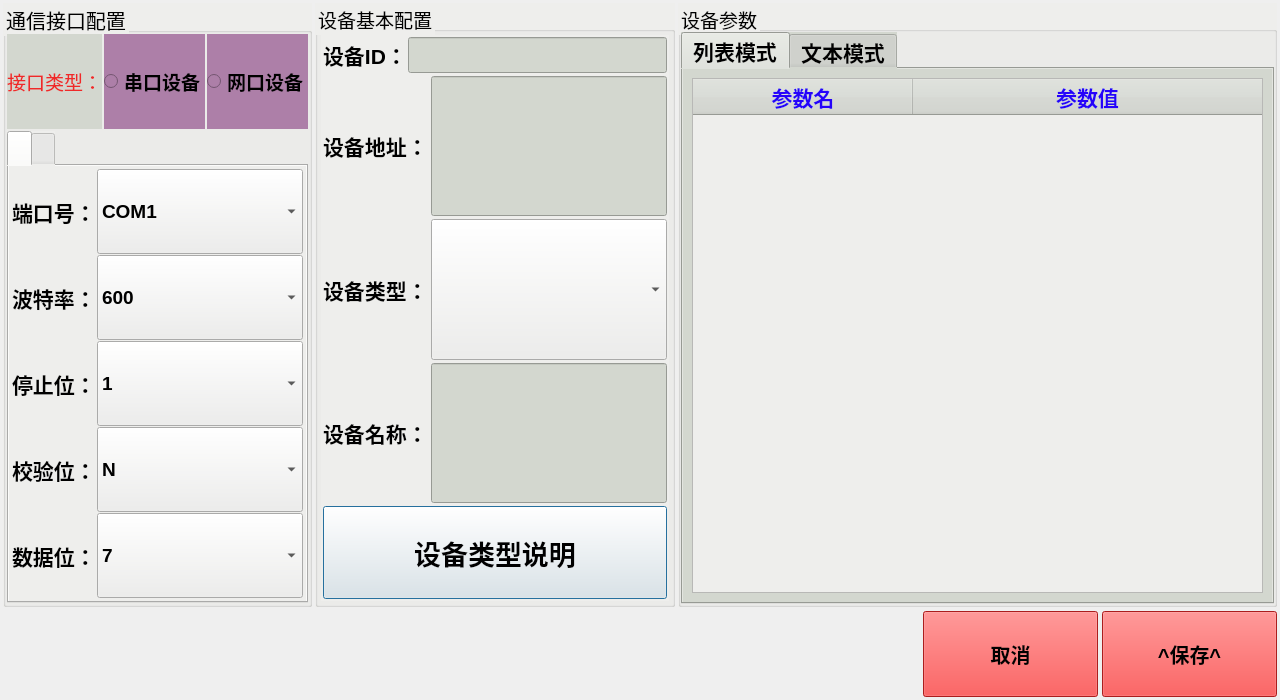
This is qt-app-master/devedit.ui in aa123Eason/workcode as Qt 5 draws it before an edit. The edited form follows.
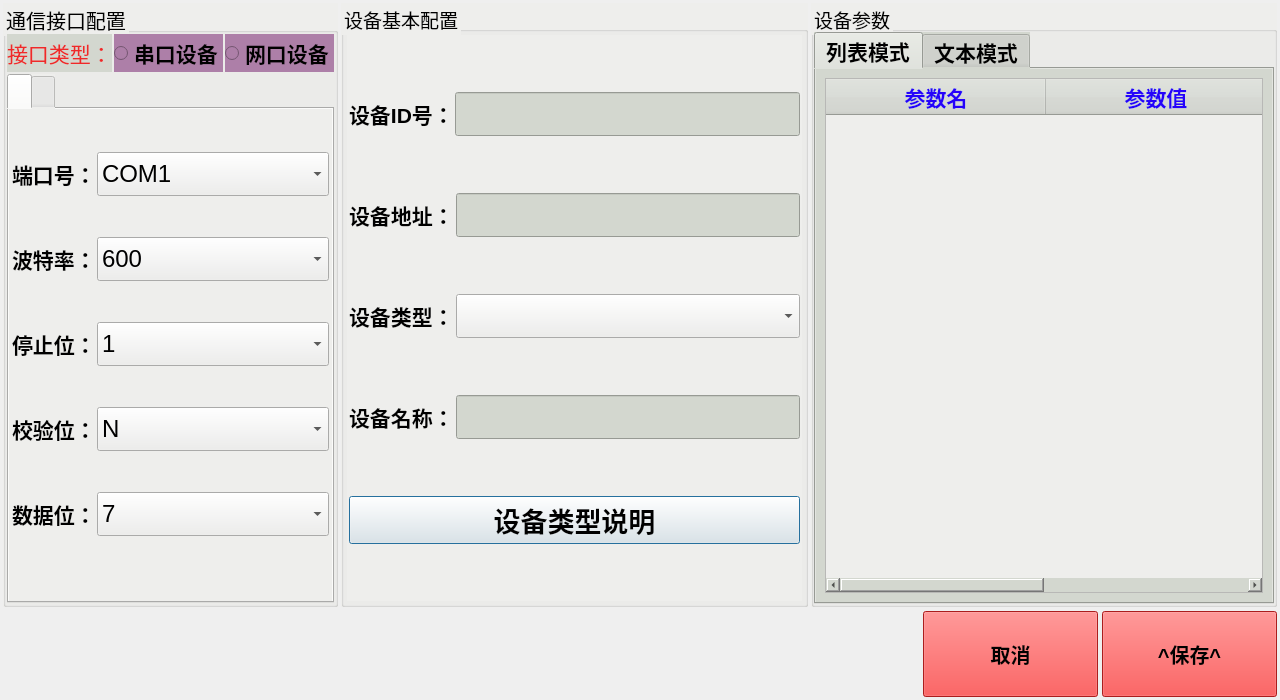
This is the edited form. Icons and pictures are not drawn.

Patch:
```diff
--- a/qt-app-master/devedit.ui
+++ b/qt-app-master/devedit.ui
@@ -30,7 +30,7 @@
     <number>3</number>
    </property>
    <item>
-    <layout class="QHBoxLayout" name="horizontalLayout_57" stretch="0,6,10">
+    <layout class="QHBoxLayout" name="horizontalLayout_57" stretch="0,8,8">
      <property name="spacing">
       <number>3</number>
      </property>
@@ -49,7 +49,7 @@
          <property name="title">
           <string>通信接口配置</string>
          </property>
-         <layout class="QVBoxLayout" name="verticalLayout_5" stretch="1,5">
+         <layout class="QVBoxLayout" name="verticalLayout_5" stretch="0,5">
           <property name="spacing">
            <number>2</number>
           </property>
@@ -69,9 +69,15 @@
            <layout class="QHBoxLayout" name="horizontalLayout_33" stretch="0,3">
             <item>
              <widget class="QLabel" name="label_49">
+              <property name="sizePolicy">
+               <sizepolicy hsizetype="Preferred" vsizetype="Preferred">
+                <horstretch>0</horstretch>
+                <verstretch>0</verstretch>
+               </sizepolicy>
+              </property>
               <property name="font">
                <font>
-                <pointsize>14</pointsize>
+                <pointsize>16</pointsize>
                </font>
               </property>
               <property name="styleSheet">
@@ -95,7 +101,7 @@
                 </property>
                 <property name="font">
                  <font>
-                  <pointsize>14</pointsize>
+                  <pointsize>16</pointsize>
                   <weight>75</weight>
                   <bold>true</bold>
                  </font>
@@ -118,7 +124,7 @@
                 </property>
                 <property name="font">
                  <font>
-                  <pointsize>14</pointsize>
+                  <pointsize>16</pointsize>
                   <weight>75</weight>
                   <bold>true</bold>
                  </font>
@@ -170,7 +176,7 @@
               </property>
               <item>
                <widget class="QWidget" name="widget_port" native="true">
-                <layout class="QVBoxLayout" name="verticalLayout" stretch="1,1,1,1,1">
+                <layout class="QVBoxLayout" name="verticalLayout" stretch="0,0,0,0,0,0">
                  <property name="spacing">
                   <number>1</number>
                  </property>
@@ -191,7 +197,7 @@
                    <item>
                     <widget class="QLabel" name="label_52">
                      <property name="sizePolicy">
-                      <sizepolicy hsizetype="Fixed" vsizetype="Preferred">
+                      <sizepolicy hsizetype="Fixed" vsizetype="Fixed">
                        <horstretch>0</horstretch>
                        <verstretch>0</verstretch>
                       </sizepolicy>
@@ -211,16 +217,28 @@
                    <item>
                     <widget class="QComboBox" name="comboBox_6">
                      <property name="sizePolicy">
-                      <sizepolicy hsizetype="Minimum" vsizetype="Expanding">
+                      <sizepolicy hsizetype="Minimum" vsizetype="Fixed">
                        <horstretch>0</horstretch>
                        <verstretch>0</verstretch>
                       </sizepolicy>
                      </property>
+                     <property name="minimumSize">
+                      <size>
+                       <width>0</width>
+                       <height>44</height>
+                      </size>
+                     </property>
+                     <property name="maximumSize">
+                      <size>
+                       <width>16777215</width>
+                       <height>44</height>
+                      </size>
+                     </property>
                      <property name="font">
                       <font>
-                       <pointsize>14</pointsize>
-                       <weight>75</weight>
-                       <bold>true</bold>
+                       <pointsize>18</pointsize>
+                       <weight>50</weight>
+                       <bold>false</bold>
                       </font>
                      </property>
                      <item>
@@ -331,6 +349,12 @@
                   <layout class="QHBoxLayout" name="horizontalLayout_21" stretch="1,4">
                    <item>
                     <widget class="QLabel" name="label_55">
+                     <property name="sizePolicy">
+                      <sizepolicy hsizetype="Fixed" vsizetype="Fixed">
+                       <horstretch>0</horstretch>
+                       <verstretch>0</verstretch>
+                      </sizepolicy>
+                     </property>
                      <property name="font">
                       <font>
                        <pointsize>16</pointsize>
@@ -346,16 +370,28 @@
                    <item>
                     <widget class="QComboBox" name="comboBox_devBaud">
                      <property name="sizePolicy">
-                      <sizepolicy hsizetype="Preferred" vsizetype="Preferred">
+                      <sizepolicy hsizetype="Preferred" vsizetype="Fixed">
                        <horstretch>0</horstretch>
                        <verstretch>0</verstretch>
                       </sizepolicy>
                      </property>
+                     <property name="minimumSize">
+                      <size>
+                       <width>0</width>
+                       <height>44</height>
+                      </size>
+                     </property>
+                     <property name="maximumSize">
+                      <size>
+                       <width>16777215</width>
+                       <height>44</height>
+                      </size>
+                     </property>
                      <property name="font">
                       <font>
-                       <pointsize>14</pointsize>
-                       <weight>75</weight>
-                       <bold>true</bold>
+                       <pointsize>18</pointsize>
+                       <weight>50</weight>
+                       <bold>false</bold>
                       </font>
                      </property>
                      <item>
@@ -407,7 +443,7 @@
                    <item>
                     <widget class="QLabel" name="label_56">
                      <property name="sizePolicy">
-                      <sizepolicy hsizetype="Fixed" vsizetype="Preferred">
+                      <sizepolicy hsizetype="Fixed" vsizetype="Fixed">
                        <horstretch>0</horstretch>
                        <verstretch>0</verstretch>
                       </sizepolicy>
@@ -427,16 +463,28 @@
                    <item>
                     <widget class="QComboBox" name="comboBox_devStopBit">
                      <property name="sizePolicy">
-                      <sizepolicy hsizetype="Preferred" vsizetype="Preferred">
+                      <sizepolicy hsizetype="Preferred" vsizetype="Fixed">
                        <horstretch>0</horstretch>
                        <verstretch>0</verstretch>
                       </sizepolicy>
                      </property>
+                     <property name="minimumSize">
+                      <size>
+                       <width>0</width>
+                       <height>44</height>
+                      </size>
+                     </property>
+                     <property name="maximumSize">
+                      <size>
+                       <width>16777215</width>
+                       <height>44</height>
+                      </size>
+                     </property>
                      <property name="font">
                       <font>
-                       <pointsize>14</pointsize>
-                       <weight>75</weight>
-                       <bold>true</bold>
+                       <pointsize>18</pointsize>
+                       <weight>50</weight>
+                       <bold>false</bold>
                       </font>
                      </property>
                      <item>
@@ -458,7 +506,7 @@
                    <item>
                     <widget class="QLabel" name="label_60">
                      <property name="sizePolicy">
-                      <sizepolicy hsizetype="Fixed" vsizetype="Preferred">
+                      <sizepolicy hsizetype="Fixed" vsizetype="Fixed">
                        <horstretch>0</horstretch>
                        <verstretch>0</verstretch>
                       </sizepolicy>
@@ -478,16 +526,28 @@
                    <item>
                     <widget class="QComboBox" name="comboBox_devParity">
                      <property name="sizePolicy">
-                      <sizepolicy hsizetype="Preferred" vsizetype="Preferred">
+                      <sizepolicy hsizetype="Preferred" vsizetype="Fixed">
                        <horstretch>0</horstretch>
                        <verstretch>0</verstretch>
                       </sizepolicy>
                      </property>
+                     <property name="minimumSize">
+                      <size>
+                       <width>0</width>
+                       <height>44</height>
+                      </size>
+                     </property>
+                     <property name="maximumSize">
+                      <size>
+                       <width>16777215</width>
+                       <height>44</height>
+                      </size>
+                     </property>
                      <property name="font">
                       <font>
-                       <pointsize>14</pointsize>
-                       <weight>75</weight>
-                       <bold>true</bold>
+                       <pointsize>18</pointsize>
+                       <weight>50</weight>
+                       <bold>false</bold>
                       </font>
                      </property>
                      <item>
@@ -513,6 +573,12 @@
                   <layout class="QHBoxLayout" name="horizontalLayout_23" stretch="1,4">
                    <item>
                     <widget class="QLabel" name="label_57">
+                     <property name="sizePolicy">
+                      <sizepolicy hsizetype="Fixed" vsizetype="Fixed">
+                       <horstretch>0</horstretch>
+                       <verstretch>0</verstretch>
+                      </sizepolicy>
+                     </property>
                      <property name="font">
                       <font>
                        <pointsize>16</pointsize>
@@ -528,16 +594,28 @@
                    <item>
                     <widget class="QComboBox" name="comboBox_devDatabit">
                      <property name="sizePolicy">
-                      <sizepolicy hsizetype="Preferred" vsizetype="Preferred">
+                      <sizepolicy hsizetype="Preferred" vsizetype="Fixed">
                        <horstretch>0</horstretch>
                        <verstretch>0</verstretch>
                       </sizepolicy>
                      </property>
+                     <property name="minimumSize">
+                      <size>
+                       <width>0</width>
+                       <height>44</height>
+                      </size>
+                     </property>
+                     <property name="maximumSize">
+                      <size>
+                       <width>16777215</width>
+                       <height>44</height>
+                      </size>
+                     </property>
                      <property name="font">
                       <font>
-                       <pointsize>14</pointsize>
-                       <weight>75</weight>
-                       <bold>true</bold>
+                       <pointsize>18</pointsize>
+                       <weight>50</weight>
+                       <bold>false</bold>
                       </font>
                      </property>
                      <item>
@@ -554,6 +632,19 @@
                    </item>
                   </layout>
                  </item>
+                 <item>
+                  <spacer name="horizontalSpacer_2">
+                   <property name="orientation">
+                    <enum>Qt::Horizontal</enum>
+                   </property>
+                   <property name="sizeHint" stdset="0">
+                    <size>
+                     <width>40</width>
+                     <height>20</height>
+                    </size>
+                   </property>
+                  </spacer>
+                 </item>
                 </layout>
                </widget>
               </item>
@@ -563,7 +654,7 @@
              <attribute name="title">
               <string/>
              </attribute>
-             <layout class="QVBoxLayout" name="verticalLayout_3" stretch="1,1,4">
+             <layout class="QVBoxLayout" name="verticalLayout_3" stretch="0,2,4">
               <property name="spacing">
                <number>2</number>
               </property>
@@ -583,7 +674,7 @@
                <widget class="QLabel" name="label_58">
                 <property name="font">
                  <font>
-                  <pointsize>14</pointsize>
+                  <pointsize>16</pointsize>
                   <weight>75</weight>
                   <bold>true</bold>
                  </font>
@@ -595,6 +686,18 @@
               </item>
               <item>
                <widget class="QLineEdit" name="lineEdit_ipAddr">
+                <property name="minimumSize">
+                 <size>
+                  <width>0</width>
+                  <height>44</height>
+                 </size>
+                </property>
+                <property name="maximumSize">
+                 <size>
+                  <width>16777215</width>
+                  <height>44</height>
+                 </size>
+                </property>
                 <property name="font">
                  <font>
                   <pointsize>16</pointsize>
@@ -611,7 +714,7 @@
                <widget class="QTextEdit" name="textEdit">
                 <property name="font">
                  <font>
-                  <pointsize>18</pointsize>
+                  <pointsize>20</pointsize>
                   <weight>75</weight>
                   <bold>true</bold>
                  </font>
@@ -623,7 +726,7 @@
                  <string>&lt;!DOCTYPE HTML PUBLIC &quot;-//W3C//DTD HTML 4.0//EN&quot; &quot;http://www.w3.org/TR/REC-html40/strict.dtd&quot;&gt;
 &lt;html&gt;&lt;head&gt;&lt;meta name=&quot;qrichtext&quot; content=&quot;1&quot; /&gt;&lt;style type=&quot;text/css&quot;&gt;
 p, li { white-space: pre-wrap; }
-&lt;/style&gt;&lt;/head&gt;&lt;body style=&quot; font-family:'Ubuntu'; font-size:18pt; font-weight:600; font-style:normal;&quot;&gt;
+&lt;/style&gt;&lt;/head&gt;&lt;body style=&quot; font-family:'Ubuntu'; font-size:20pt; font-weight:600; font-style:normal;&quot;&gt;
 &lt;p style=&quot; margin-top:0px; margin-bottom:0px; margin-left:0px; margin-right:0px; -qt-block-indent:0; text-indent:0px;&quot;&gt;&lt;span style=&quot; font-size:11pt; color:#ef2929;&quot;&gt;注：服务地址为空，则为串口设备，否则为网口设备。&lt;/span&gt;&lt;/p&gt;&lt;/body&gt;&lt;/html&gt;</string>
                 </property>
                </widget>
@@ -668,9 +771,9 @@
         </property>
         <item>
          <widget class="QWidget" name="widget_basicDevSet" native="true">
-          <layout class="QVBoxLayout" name="verticalLayout_12" stretch="5,1">
+          <layout class="QVBoxLayout" name="verticalLayout_7" stretch="0,1,1,1,1">
            <property name="spacing">
-            <number>3</number>
+            <number>2</number>
            </property>
            <property name="leftMargin">
             <number>2</number>
@@ -683,11 +786,6 @@
            </property>
            <property name="bottomMargin">
             <number>2</number>
-           </property>
-           <item>
-            <layout class="QVBoxLayout" name="verticalLayout_7" stretch="0,1,1,1">
-             <property name="sizeConstraint">
-              <enum>QLayout::SetMinimumSize</enum>
              </property>
              <item>
               <layout class="QHBoxLayout" name="horizontalLayout" stretch="0,2">
@@ -697,7 +795,7 @@
                <item>
                 <widget class="QLabel" name="label_59">
                  <property name="sizePolicy">
-                  <sizepolicy hsizetype="Fixed" vsizetype="Preferred">
+                <sizepolicy hsizetype="Fixed" vsizetype="Fixed">
                    <horstretch>0</horstretch>
                    <verstretch>0</verstretch>
                   </sizepolicy>
@@ -710,14 +808,14 @@
                   </font>
                  </property>
                  <property name="text">
-                  <string>设备ID：</string>
+                <string>设备ID号：</string>
                  </property>
                 </widget>
                </item>
                <item>
                 <widget class="QLineEdit" name="lineEdit_id">
                  <property name="sizePolicy">
-                  <sizepolicy hsizetype="Preferred" vsizetype="Expanding">
+                <sizepolicy hsizetype="Preferred" vsizetype="Fixed">
                    <horstretch>0</horstretch>
                    <verstretch>0</verstretch>
                   </sizepolicy>
@@ -725,7 +823,7 @@
                  <property name="minimumSize">
                   <size>
                    <width>83</width>
-                   <height>0</height>
+                 <height>44</height>
                   </size>
                  </property>
                  <property name="maximumSize">
@@ -756,7 +854,7 @@
                <item>
                 <widget class="QLabel" name="label_54">
                  <property name="sizePolicy">
-                  <sizepolicy hsizetype="Fixed" vsizetype="Preferred">
+                <sizepolicy hsizetype="Fixed" vsizetype="Fixed">
                    <horstretch>0</horstretch>
                    <verstretch>0</verstretch>
                   </sizepolicy>
@@ -776,7 +874,7 @@
                <item>
                 <widget class="QLineEdit" name="lineEdit_devAddr">
                  <property name="sizePolicy">
-                  <sizepolicy hsizetype="Preferred" vsizetype="Expanding">
+                <sizepolicy hsizetype="Preferred" vsizetype="Fixed">
                    <horstretch>0</horstretch>
                    <verstretch>0</verstretch>
                   </sizepolicy>
@@ -784,7 +882,7 @@
                  <property name="minimumSize">
                   <size>
                    <width>83</width>
-                   <height>0</height>
+                 <height>44</height>
                   </size>
                  </property>
                  <property name="maximumSize">
@@ -795,13 +893,16 @@
                  </property>
                  <property name="font">
                   <font>
-                   <pointsize>18</pointsize>
-                   <weight>75</weight>
-                   <bold>true</bold>
+                 <family>Ubuntu</family>
+                 <pointsize>16</pointsize>
+                 <weight>50</weight>
+                 <italic>false</italic>
+                 <bold>false</bold>
                   </font>
                  </property>
                  <property name="styleSheet">
-                  <string notr="true">background-color: rgb(211, 215, 207);</string>
+                <string notr="true">background-color: rgb(211, 215, 207);
+font: 16pt &quot;Ubuntu&quot;;</string>
                  </property>
                  <property name="text">
                   <string/>
@@ -815,7 +916,7 @@
                <item>
                 <widget class="QLabel" name="label_53">
                  <property name="sizePolicy">
-                  <sizepolicy hsizetype="Fixed" vsizetype="Preferred">
+                <sizepolicy hsizetype="Fixed" vsizetype="Fixed">
                    <horstretch>0</horstretch>
                    <verstretch>0</verstretch>
                   </sizepolicy>
@@ -835,7 +936,7 @@
                <item>
                 <widget class="QComboBox" name="comboBox_devProto">
                  <property name="sizePolicy">
-                  <sizepolicy hsizetype="Preferred" vsizetype="Expanding">
+                <sizepolicy hsizetype="Preferred" vsizetype="Fixed">
                    <horstretch>0</horstretch>
                    <verstretch>0</verstretch>
                   </sizepolicy>
@@ -843,7 +944,7 @@
                  <property name="minimumSize">
                   <size>
                    <width>83</width>
-                   <height>0</height>
+                 <height>44</height>
                   </size>
                  </property>
                  <property name="maximumSize">
@@ -854,9 +955,9 @@
                  </property>
                  <property name="font">
                   <font>
-                   <pointsize>14</pointsize>
-                   <weight>75</weight>
-                   <bold>true</bold>
+                 <pointsize>20</pointsize>
+                 <weight>50</weight>
+                 <bold>false</bold>
                   </font>
                  </property>
                 </widget>
@@ -868,7 +969,7 @@
                <item>
                 <widget class="QLabel" name="label_devName">
                  <property name="sizePolicy">
-                  <sizepolicy hsizetype="Fixed" vsizetype="Preferred">
+                <sizepolicy hsizetype="Fixed" vsizetype="Fixed">
                    <horstretch>0</horstretch>
                    <verstretch>0</verstretch>
                   </sizepolicy>
@@ -888,7 +989,7 @@
                <item>
                 <widget class="QLineEdit" name="lineEdit_Name">
                  <property name="sizePolicy">
-                  <sizepolicy hsizetype="Preferred" vsizetype="Preferred">
+                <sizepolicy hsizetype="Preferred" vsizetype="Fixed">
                    <horstretch>0</horstretch>
                    <verstretch>0</verstretch>
                   </sizepolicy>
@@ -896,7 +997,7 @@
                  <property name="minimumSize">
                   <size>
                    <width>83</width>
-                   <height>0</height>
+                 <height>44</height>
                   </size>
                  </property>
                  <property name="maximumSize">
@@ -907,27 +1008,28 @@
                  </property>
                  <property name="font">
                   <font>
-                   <pointsize>18</pointsize>
-                   <weight>75</weight>
-                   <bold>true</bold>
+                 <family>Ubuntu</family>
+                 <pointsize>16</pointsize>
+                 <weight>50</weight>
+                 <italic>false</italic>
+                 <bold>false</bold>
                   </font>
                  </property>
                  <property name="styleSheet">
-                  <string notr="true">background-color: rgb(211, 215, 207);</string>
+                <string notr="true">background-color: rgb(211, 215, 207);
+font: 16pt &quot;Ubuntu&quot;;</string>
                  </property>
                  <property name="text">
                   <string/>
                  </property>
                 </widget>
-               </item>
-              </layout>
              </item>
             </layout>
            </item>
            <item>
             <widget class="QPushButton" name="pushButton_Detail">
              <property name="sizePolicy">
-              <sizepolicy hsizetype="Ignored" vsizetype="Expanding">
+              <sizepolicy hsizetype="Preferred" vsizetype="Fixed">
                <horstretch>0</horstretch>
                <verstretch>0</verstretch>
               </sizepolicy>
```
Lines whose indentation alone changed are shown as unchanged.
